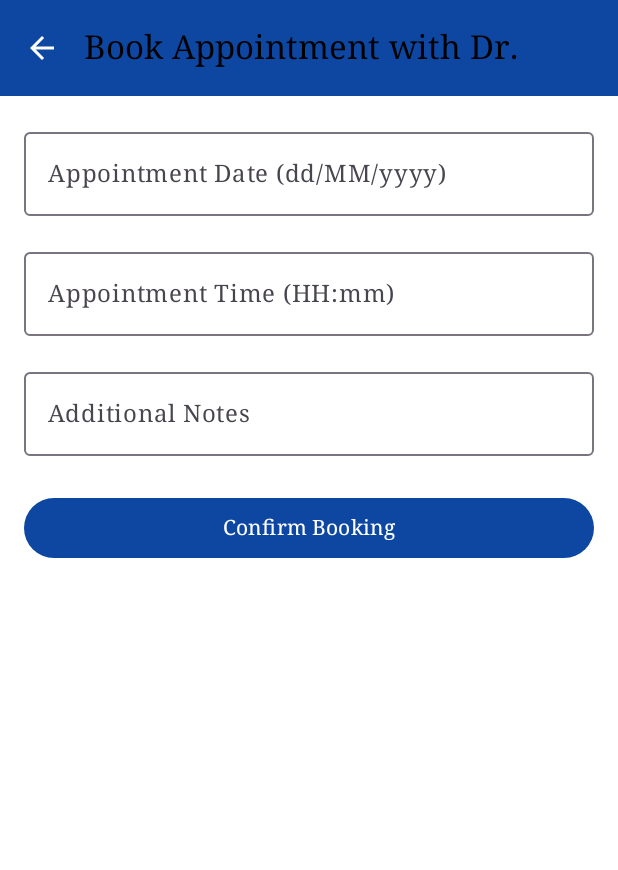
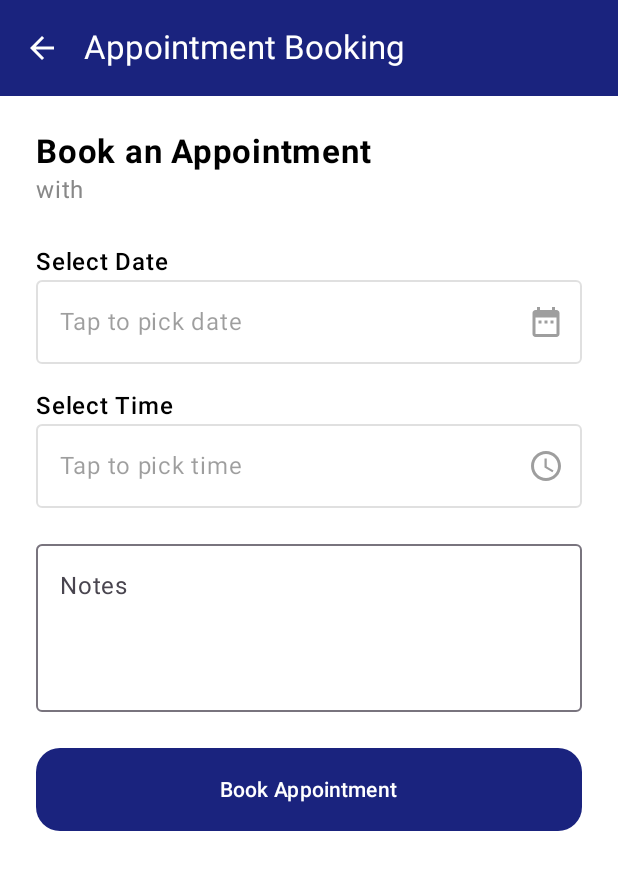
Before and after one commit to 1287Apiyo/MediLink_Kenya, an Android app built with Jetpack Compose: the composable AppointmentBookingScreen called with empty values, on a phone screen of 412 x 824 dp. Shown: the top 870 px of the screen. Run offline under Robolectric (Android 15) with nearby library versions, the phone set to English and light mode, and no system bars; our stand-ins replace Firebase (no records; nobody signed in at launch, a user with empty details on screens opened directly).

Commit message:
appointment updated

```diff
--- a/app/build.gradle.kts
+++ b/app/build.gradle.kts
@@ -111,6 +111,10 @@ dependencies {
     implementation ( "com.google.accompanist:accompanist-systemuicontroller:0.30.1")
     implementation("androidx.compose.animation:animation:1.5.0") // or your current version
     implementation("com.google.accompanist:accompanist-navigation-animation:0.34.0") // Or latest version
+    implementation("androidx.compose.material3:material3:1.2.0")
+    implementation("androidx.activity:activity-compose:1.7.2")
+    implementation("com.google.accompanist:accompanist-systemuicontroller:0.30.1")
+    implementation("com.airbnb.android:lottie-compose:6.0.0")
 
 
 
--- a/app/src/main/java/com/example/medilinkapp/ui/screens/consultationbooking/AppointmentBookingScreen.kt
+++ b/app/src/main/java/com/example/medilinkapp/ui/screens/consultationbooking/AppointmentBookingScreen.kt
@@ -1,157 +1,255 @@
 package com.example.medilinkapp.ui.screens.consultationbooking
 
+import android.app.TimePickerDialog
+import android.app.DatePickerDialog
 import androidx.compose.foundation.background
+import androidx.compose.foundation.clickable
 import androidx.compose.foundation.layout.*
 import androidx.compose.foundation.rememberScrollState
+import androidx.compose.foundation.shape.RoundedCornerShape
 import androidx.compose.foundation.text.KeyboardOptions
 import androidx.compose.foundation.verticalScroll
 import androidx.compose.material.icons.Icons
+import androidx.compose.material.icons.filled.AccessTime
 import androidx.compose.material.icons.filled.ArrowBack
+import androidx.compose.material.icons.filled.DateRange
 import androidx.compose.material3.*
 import androidx.compose.runtime.*
 import androidx.compose.ui.Alignment
 import androidx.compose.ui.Modifier
 import androidx.compose.ui.graphics.Color
 import androidx.compose.ui.platform.LocalContext
-import androidx.compose.ui.text.font.FontFamily
+import androidx.compose.ui.text.font.FontWeight
 import androidx.compose.ui.text.input.KeyboardType
 import androidx.compose.ui.unit.dp
 import androidx.compose.ui.unit.sp
+import androidx.compose.ui.zIndex
 import androidx.navigation.NavController
+import com.airbnb.lottie.compose.*
 import com.google.firebase.firestore.FirebaseFirestore
 import kotlinx.coroutines.delay
+import java.util.Calendar
 
 @OptIn(ExperimentalMaterial3Api::class)
 @Composable
 fun AppointmentBookingScreen(navController: NavController, doctorName: String) {
     val firestore = FirebaseFirestore.getInstance()
+    val context = LocalContext.current
+
     var appointmentDate by remember { mutableStateOf("") }
     var appointmentTime by remember { mutableStateOf("") }
     var notes by remember { mutableStateOf("") }
     var isBooking by remember { mutableStateOf(false) }
     var bookingMessage by remember { mutableStateOf("") }
+    var showSuccessAnimation by remember { mutableStateOf(false) }
+    var doctorImageUrl by remember { mutableStateOf<String?>(null) }
 
-    val context = LocalContext.current
+    var shouldSubmitBooking by remember { mutableStateOf(false) }
 
-    // If the booking message indicates success, wait 2 seconds and navigate back to the Dashboard.
-    if (bookingMessage.startsWith("Appointment booked successfully!")) {
-        LaunchedEffect(bookingMessage) {
-            delay(2000)
-            navController.navigate("dashboard") {
-                popUpTo("dashboard") { inclusive = true }
+    // Fetch doctor image from Firestore
+    LaunchedEffect(doctorName) {
+        firestore.collection("doctors")
+            .whereEqualTo("name", doctorName)
+            .get()
+            .addOnSuccessListener { docs ->
+                if (!docs.isEmpty) {
+                    doctorImageUrl = docs.first()["imageUrl"] as? String
+                }
             }
+    }
+
+    // Date & Time pickers
+    val calendar = Calendar.getInstance()
+    val datePickerDialog = DatePickerDialog(
+        context,
+        { _, year, month, day -> appointmentDate = "$day/${month + 1}/$year" },
+        calendar.get(Calendar.YEAR),
+        calendar.get(Calendar.MONTH),
+        calendar.get(Calendar.DAY_OF_MONTH)
+    )
+    val timePickerDialog = TimePickerDialog(
+        context,
+        { _, hour, minute -> appointmentTime = String.format("%02d:%02d", hour, minute) },
+        calendar.get(Calendar.HOUR_OF_DAY),
+        calendar.get(Calendar.MINUTE),
+        true
+    )
+
+    val loadingAnim by rememberLottieComposition(LottieCompositionSpec.Asset("loading_animation.json"))
+    val successAnim by rememberLottieComposition(LottieCompositionSpec.Asset("success_check.json"))
+
+    // Handle booking logic with coroutine
+    LaunchedEffect(shouldSubmitBooking) {
+        if (shouldSubmitBooking) {
+            isBooking = true
+            bookingMessage = ""
+            delay(1000)
+
+            val appointmentData = mapOf(
+                "doctorName" to doctorName,
+                "appointmentDate" to appointmentDate,
+                "appointmentTime" to appointmentTime,
+                "notes" to notes,
+                "status" to "upcoming",
+                "timestamp" to System.currentTimeMillis()
+            )
+            firestore.collection("appointments")
+                .add(appointmentData)
+                .addOnSuccessListener {
+                    showSuccessAnimation = true
+                    bookingMessage = "Appointment booked!"
+                }
+                .addOnFailureListener {
+                    bookingMessage = "Booking failed."
+                }
+                .addOnCompleteListener {
+                    isBooking = false
+                }
+            shouldSubmitBooking = false
         }
     }
 
     Scaffold(
         topBar = {
             TopAppBar(
-                title = {
-                    Text(
-                        "Book Appointment with Dr. $doctorName",
-                        fontFamily = FontFamily.Serif
-                    )
-                },
+                title = { Text("Appointment Booking", color = Color.White) },
                 navigationIcon = {
                     IconButton(onClick = { navController.popBackStack() }) {
-                        Icon(
-                            imageVector = Icons.Filled.ArrowBack,
-                            contentDescription = "Back",
-                            tint = Color.White
-                        )
+                        Icon(Icons.Default.ArrowBack, contentDescription = null, tint = Color.White)
                     }
                 },
-                colors = TopAppBarDefaults.topAppBarColors(
-                    containerColor = MaterialTheme.colorScheme.primary
-                )
+                colors = TopAppBarDefaults.topAppBarColors(containerColor = Color(0xFF1A237E))
             )
         }
-    ) { paddingValues ->
-        // Wrapping content in a vertical scroll so that the keyboard does not hide content.
-        Column(
-            modifier = Modifier
-                .fillMaxSize()
-                .background(Color.White)
-                .padding(paddingValues)
-                .padding(16.dp)
-                .verticalScroll(rememberScrollState())
-                .imePadding(), // Ensures space for the keyboard
-            verticalArrangement = Arrangement.Top,
-            horizontalAlignment = Alignment.CenterHorizontally
-        ) {
-            // Appointment Date Input
-            OutlinedTextField(
-                value = appointmentDate,
-                onValueChange = { appointmentDate = it },
-                label = { Text("Appointment Date (dd/MM/yyyy)", fontFamily = FontFamily.Serif) },
-                placeholder = { Text("e.g., 25/12/2025", fontFamily = FontFamily.Serif) },
-                modifier = Modifier.fillMaxWidth(),
-                keyboardOptions = KeyboardOptions(keyboardType = KeyboardType.Text)
-            )
+    ) { padding ->
+        Box(modifier = Modifier.fillMaxSize()) {
+            Column(
+                modifier = Modifier
+                    .fillMaxSize()
+                    .padding(padding)
+                    .background(Color.White)
+                    .verticalScroll(rememberScrollState())
+                    .padding(24.dp)
+            ) {
+                Text("Book an Appointment", fontSize = 22.sp, fontWeight = FontWeight.Bold)
+                Text("with  $doctorName", fontSize = 16.sp, color = Color.Gray)
+                Spacer(modifier = Modifier.height(24.dp))
 
-            Spacer(modifier = Modifier.height(16.dp))
-            // Appointment Time Input
-            OutlinedTextField(
-                value = appointmentTime,
-                onValueChange = { appointmentTime = it },
-                label = { Text("Appointment Time (HH:mm)", fontFamily = FontFamily.Serif) },
-                placeholder = { Text("e.g., 14:30", fontFamily = FontFamily.Serif) },
-                modifier = Modifier.fillMaxWidth(),
-                keyboardOptions = KeyboardOptions(keyboardType = KeyboardType.Text)
-            )
+                Text("Select Date", fontWeight = FontWeight.SemiBold)
+                OutlinedTextField(
+                    value = appointmentDate,
+                    onValueChange = {},
+                    modifier = Modifier
+                        .fillMaxWidth()
+                        .clickable { datePickerDialog.show() },
+                    enabled = false,
+                    placeholder = { Text("Tap to pick date") },
+                    trailingIcon = { Icon(Icons.Default.DateRange, contentDescription = null) }
+                )
 
-            Spacer(modifier = Modifier.height(16.dp))
-            // Optional Notes Input
-            OutlinedTextField(
-                value = notes,
-                onValueChange = { notes = it },
-                label = { Text("Additional Notes", fontFamily = FontFamily.Serif) },
-                modifier = Modifier.fillMaxWidth()
-            )
-            Spacer(modifier = Modifier.height(24.dp))
-            // Confirm Booking Button
-            Button(
-                onClick = {
-                    if (appointmentDate.isNotBlank() && appointmentTime.isNotBlank()) {
-                        isBooking = true
-                        // Create appointment data with an extra "status" field for upcoming appointments.
-                        val appointmentData = mapOf(
-                            "doctorName" to doctorName,
-                            "appointmentDate" to appointmentDate,
-                            "appointmentTime" to appointmentTime,
-                            "notes" to notes,
-                            "timestamp" to System.currentTimeMillis(),
-                            "status" to "upcoming"
+                Spacer(modifier = Modifier.height(16.dp))
+
+                Text("Select Time", fontWeight = FontWeight.SemiBold)
+                OutlinedTextField(
+                    value = appointmentTime,
+                    onValueChange = {},
+                    modifier = Modifier
+                        .fillMaxWidth()
+                        .clickable { timePickerDialog.show() },
+                    enabled = false,
+                    placeholder = { Text("Tap to pick time") },
+                    trailingIcon = { Icon(Icons.Default.AccessTime, contentDescription = null) }
+                )
+
+                Spacer(modifier = Modifier.height(16.dp))
+
+                OutlinedTextField(
+                    value = notes,
+                    onValueChange = { notes = it },
+                    label = { Text("Notes") },
+                    placeholder = { Text("Additional notes...") },
+                    modifier = Modifier
+                        .fillMaxWidth()
+                        .height(120.dp),
+                    maxLines = 5
+                )
+
+                Spacer(modifier = Modifier.height(24.dp))
+
+                Button(
+                    onClick = {
+                        if (appointmentDate.isNotBlank() && appointmentTime.isNotBlank()) {
+                            shouldSubmitBooking = true
+                        } else {
+                            bookingMessage = "Please select date and time."
+                        }
+                    },
+                    modifier = Modifier
+                        .fillMaxWidth()
+                        .height(55.dp),
+                    shape = RoundedCornerShape(16.dp),
+                    colors = ButtonDefaults.buttonColors(containerColor = Color(0xFF1A237E))
+                ) {
+                    Text("Book Appointment", color = Color.White)
+                }
+
+                if (bookingMessage.isNotBlank()) {
+                    Text(
+                        text = bookingMessage,
+                        color = if (bookingMessage.contains("failed")) Color.Red else Color(0xFF2E7D32),
+                        modifier = Modifier.padding(top = 12.dp)
+                    )
+                }
+            }
+
+            if (isBooking) {
+                Box(
+                    modifier = Modifier
+                        .fillMaxSize()
+                        .background(Color.Black.copy(alpha = 0.5f))
+                        .zIndex(1f),
+                    contentAlignment = Alignment.Center
+                ) {
+                    Column(horizontalAlignment = Alignment.CenterHorizontally) {
+                        CircularProgressIndicator(
+                            color = Color.White,
+                            modifier = Modifier.size(60.dp)
                         )
-                        firestore.collection("appointments")
-                            .add(appointmentData)
-                            .addOnSuccessListener {
-                                bookingMessage = "Appointment booked successfully!"
-                                isBooking = false
-                            }
-                            .addOnFailureListener { e ->
-                                bookingMessage = "Error: ${e.message}"
-                                isBooking = false
-                            }
-                    } else {
-                        bookingMessage = "Please fill in the date and time."
+                        Spacer(modifier = Modifier.height(16.dp))
+                        Text("Booking appointment...", color = Color.White)
                     }
-                },
-                modifier = Modifier.fillMaxWidth()
-            ) {
-                Text("Confirm Booking", fontFamily = FontFamily.Serif)
+                }
             }
-            Spacer(modifier = Modifier.height(16.dp))
-            if (isBooking) {
-                CircularProgressIndicator()
-            }
-            if (bookingMessage.isNotBlank()) {
-                Text(
-                    text = bookingMessage,
-                    fontFamily = FontFamily.Serif,
-                    color = if (bookingMessage.startsWith("Error")) MaterialTheme.colorScheme.error else Color(0xFF4CAF50),
-                    fontSize = 16.sp
-                )
+
+
+            if (showSuccessAnimation) {
+                Box(
+                    modifier = Modifier
+                        .fillMaxSize()
+                        .background(Color.White)
+                        .zIndex(2f),
+                    contentAlignment = Alignment.Center
+                ) {
+                    LottieAnimation(
+                        composition = successAnim,
+                        iterations = 1,
+                        modifier = Modifier.size(180.dp)
+                    )
+                    Text(
+                        text = "Appointment Booking  Successful!",
+                        fontSize = 20.sp,
+                        fontWeight = FontWeight.Bold,
+                        color = Color(0xFF2E7D32),
+                        modifier = Modifier.padding(top = 16.dp)
+                    )
+                }
+
+                LaunchedEffect(true) {
+                    delay(2000)
+                    navController.navigate("dashboard") {
+                        popUpTo("dashboard") { inclusive = true }
+                    }
+                }
             }
         }
     }
--- a/app/src/main/java/com/example/medilinkapp/ui/screens/consultationbooking/VideoCallScreen.kt
+++ b/app/src/main/java/com/example/medilinkapp/ui/screens/consultationbooking/VideoCallScreen.kt
@@ -59,7 +59,7 @@ fun VideoCallScreen(navController: NavController, doctorName: String) {
 
                 },
                 colors = TopAppBarDefaults.topAppBarColors(
-                    containerColor = MaterialTheme.colorScheme.primary
+                    containerColor = Color(0xFF1A237E)
                 )
             )
         },
@@ -175,7 +175,7 @@ fun ChatScreen(navController: NavController, doctorName: String) {
                     }
                 },
                 colors = TopAppBarDefaults.topAppBarColors(
-                    containerColor = MaterialTheme.colorScheme.primary
+                    containerColor = Color(0xFF1A237E)
                 )
             )
         }
```
